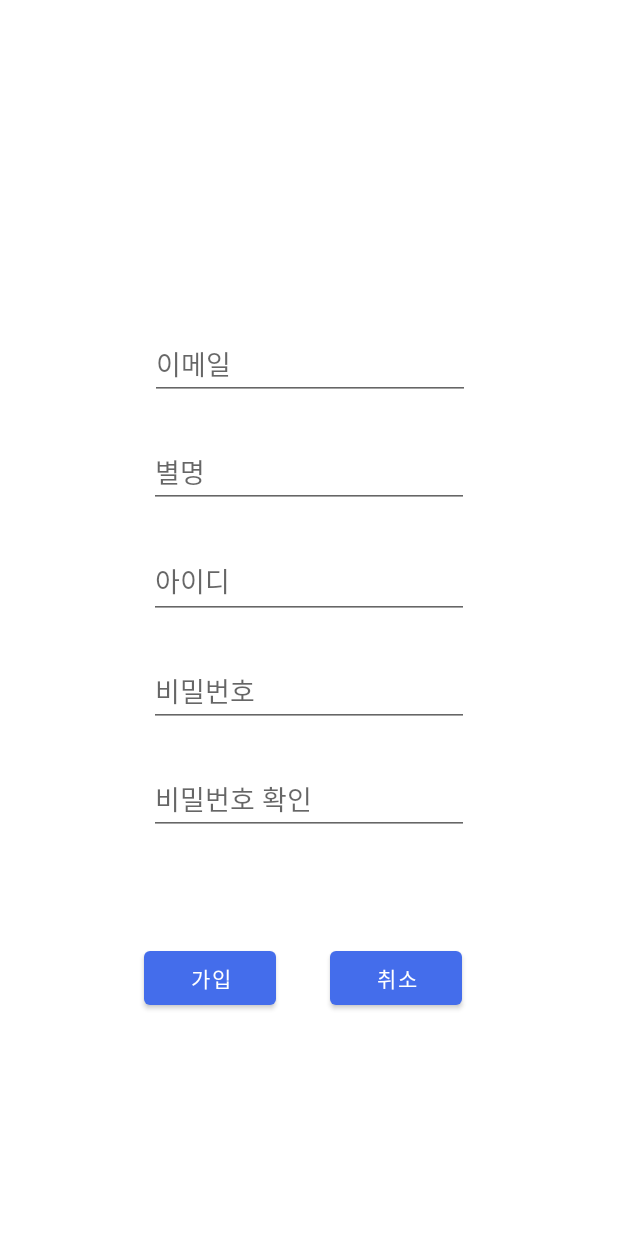
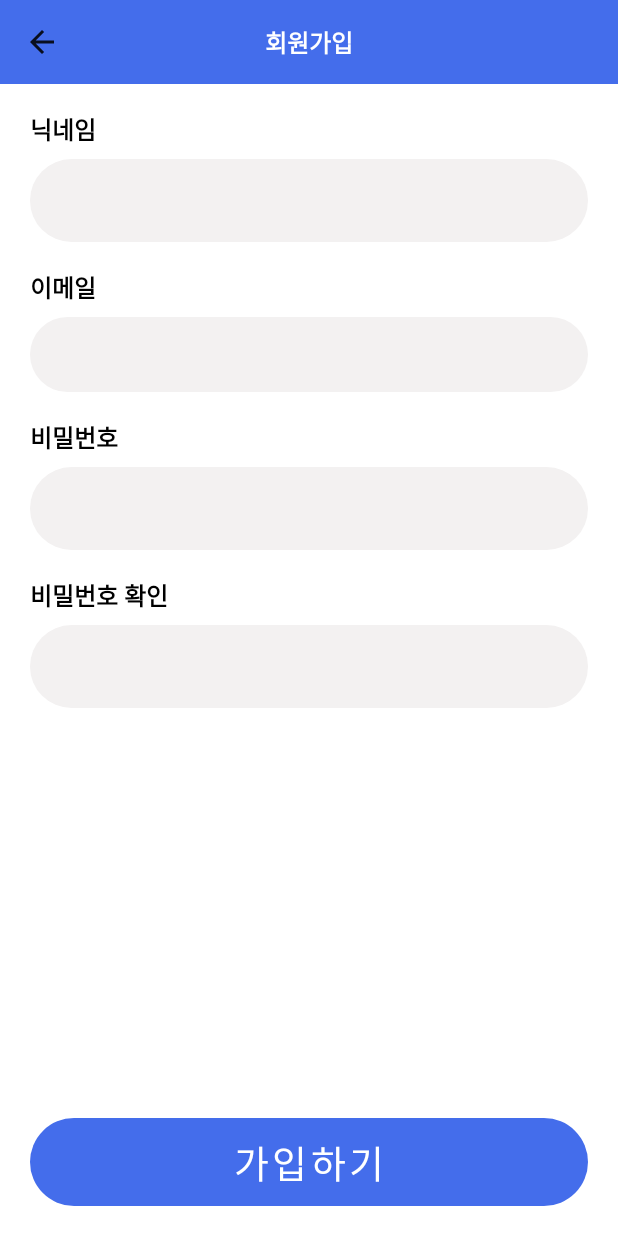
Before and after one commit to hyejunn/ImHome, an Android app: the SignupFragment screen opened through its navigation route, on a phone screen of 412 x 824 dp. Run offline under Robolectric (Android 15) with nearby library versions, the phone set to English and light mode, and no system bars; our stand-ins replace Firebase (no records; nobody signed in at launch, a user with empty details on screens opened directly), RxJava.

Commit message:
backpress
category sort


category sort2


category list 통일


checkbox 수정


Feed수정


.

```diff
--- a/app/src/main/java/com/apptive/android/imhome/feed/CategorySelectAdapter.kt
+++ b/app/src/main/java/com/apptive/android/imhome/feed/CategorySelectAdapter.kt
@@ -1,9 +1,11 @@
 package com.apptive.android.imhome.feed
 
+import android.graphics.Color
 import android.util.Log
 import android.view.ViewGroup
 import android.widget.CheckBox
 import androidx.constraintlayout.widget.ConstraintLayout
+import androidx.core.content.ContextCompat
 import androidx.core.view.setPadding
 import androidx.recyclerview.widget.RecyclerView
 import com.apptive.android.imhome.R
@@ -29,7 +31,7 @@ class CategorySelectAdapter:BaseAdapter<CategorySelectAdapter.CategorySelectView
                 setText(category)
 
                 setBackgroundResource(R.drawable.checkbox_custom)
-                //setButtonIcon(null)
+                setButtonDrawable(null)
                 setPadding(30,10,30,10)
                 //setMinWidth(50)
                 setLayoutParams(ConstraintLayout.LayoutParams(ConstraintLayout.LayoutParams.WRAP_CONTENT,ConstraintLayout.LayoutParams.WRAP_CONTENT))
--- a/app/src/main/java/com/apptive/android/imhome/feed/Feed.kt
+++ b/app/src/main/java/com/apptive/android/imhome/feed/Feed.kt
@@ -3,4 +3,4 @@ package com.apptive.android.imhome.feed
 import java.sql.Date
 
 
-data class Feed(val name:String, val date: java.util.Date?=java.util.Date(), val image:String?, val contents:String)
+data class Feed(val id:String,val name:String, val date: java.util.Date?=java.util.Date(), val image:String?, val contents:String, val category:String)
--- a/app/src/main/java/com/apptive/android/imhome/feed/FeedAdapter.kt
+++ b/app/src/main/java/com/apptive/android/imhome/feed/FeedAdapter.kt
@@ -14,7 +14,7 @@ import com.apptive.android.imhome.databinding.ItemFeedBinding
 import com.apptive.android.imhome.utility.DateUtility
 import java.util.*
 
-class FeedAdapter:BaseAdapter<RecyclerView.ViewHolder,Feed>() {
+class FeedAdapter(categoryList:List<String>):BaseAdapter<RecyclerView.ViewHolder,Feed>() {
 
 
     interface CategoryCallBackListener{
@@ -26,11 +26,12 @@ class FeedAdapter:BaseAdapter<RecyclerView.ViewHolder,Feed>() {
     }
 
     private var selectedCategory=mutableListOf<String>()
-    val sampleList=listOf("카테고리A","카테고리B","카테고리C")
+
 
     private val categoryAdapter=CategorySelectAdapter().apply{
         this.setSelectedCategory(selectedCategory)
-        refreshData(sampleList)
+
+        refreshData( categoryList)
     }
 
     override fun getItemViewType(position: Int): Int {
--- a/app/src/main/java/com/apptive/android/imhome/feed/FeedFragment.kt
+++ b/app/src/main/java/com/apptive/android/imhome/feed/FeedFragment.kt
@@ -1,10 +1,13 @@
 package com.apptive.android.imhome.feed
 
+import android.content.Context
 import android.os.Bundle
 import android.view.LayoutInflater
 import android.view.View
 import android.view.ViewGroup
 import android.widget.Toast
+import androidx.activity.OnBackPressedCallback
+import androidx.core.app.ActivityCompat
 import androidx.navigation.fragment.findNavController
 import androidx.navigation.fragment.navArgs
 import androidx.recyclerview.widget.LinearLayoutManager
@@ -13,10 +16,17 @@ import com.apptive.android.imhome.baseClass.BaseFragment
 import com.apptive.android.imhome.baseClass.RecyclerViewDecoration
 import com.apptive.android.imhome.databinding.FragmentFeedBinding
 import com.apptive.android.imhome.signup.NicknameInteractor
+import com.google.firebase.auth.FirebaseAuth
+import com.google.firebase.auth.ktx.auth
+import com.google.firebase.ktx.Firebase
 import java.util.*
 
 
 class FeedFragment:BaseFragment() {
+
+    private lateinit var callback: OnBackPressedCallback
+    private val auth: FirebaseAuth = Firebase.auth
+    private val currentUser=auth.currentUser
 
     private lateinit var binding: FragmentFeedBinding
     override fun onCreateView(
@@ -32,11 +42,20 @@ class FeedFragment:BaseFragment() {
         super.onViewCreated(view, savedInstanceState)
 
         val nickNameInteractor=NicknameInteractor()
+        if(currentUser==null){
+            Toast.makeText(requireContext(),"유저 아이디를 찾을 수 없습니다. 다시 로그인해주세요.",Toast.LENGTH_SHORT).show()
+            findNavController().popBackStack()
+        }else{
+            nickNameInteractor.getDocumentData(nickNameInteractor.ref.document(currentUser.uid))
+        }
+
         nickNameInteractor.publishData.subscribe {
-            if(it.isNotEmpty())  binding.feedNickname.setText(it.first())
+            if(it.isNotEmpty())  binding.feedNickname.setText("\' ${it.first().username} \' 님 환영해요!")
         }
         val deco= RecyclerViewDecoration(0,0,0,15,requireContext())
-        val adapter=FeedAdapter()
+        val categoryList=resources.getStringArray(R.array.categories).toMutableList()
+        categoryList.removeAt(0)
+        val adapter=FeedAdapter(categoryList)
         val feedInteractor=FeedInteractor()
         feedInteractor.getData(feedInteractor.ref)
         feedInteractor.publishData.subscribe {
@@ -50,8 +69,14 @@ class FeedFragment:BaseFragment() {
 
         adapter.setOnCategorySelectChanged(object:FeedAdapter.CategoryCallBackListener{
             override fun onCategorySelectChangeCallback(clickedItem: List<String>) {
-                Toast.makeText(requireContext(),clickedItem.toString(),Toast.LENGTH_SHORT).show()
                 //TODO(카테고리 선택 내용 올라옴)
+                if(clickedItem.isNotEmpty()){
+                    val query=feedInteractor.ref.whereIn("category",clickedItem)
+                    feedInteractor.getData(query)
+                }
+                else{
+                    feedInteractor.getData(feedInteractor.ref)
+                }
             }
         })
 
@@ -75,5 +100,24 @@ class FeedFragment:BaseFragment() {
             binding.feedContentsRecyclerVeiw.smoothScrollToPosition(0)
         }
 
+
+
+    }
+    //backpress구현
+    override fun onAttach(context: Context) {
+        super.onAttach(context)
+        callback = object : OnBackPressedCallback(true) {
+            override fun handleOnBackPressed() {
+                ActivityCompat.finishAffinity(requireActivity())
+                System.runFinalization();
+                System.exit(0);
+            }
+        }
+        requireActivity().onBackPressedDispatcher.addCallback(this,callback)
+    }
+
+    override fun onDetach() {
+        super.onDetach()
+        callback.remove()
     }
 }
--- a/app/src/main/java/com/apptive/android/imhome/feed/FeedInteractor.kt
+++ b/app/src/main/java/com/apptive/android/imhome/feed/FeedInteractor.kt
@@ -18,8 +18,11 @@ class FeedInteractor : BaseInteractor<Feed>() {
         val name=document["name"] as? String
         val date=document["date"] as? Timestamp
         val contents=document["contents"] as? String
+        val category=document["category"] as? String
 
-        val feed=Feed(name.toString(), date?.toDate(),null,contents.toString())
+        Log.d("checkforfor",category.toString())
+
+        val feed=Feed(id,name.toString(), date?.toDate(),null,contents.toString(),category.toString())
 
         return feed
     }
--- a/app/src/main/java/com/apptive/android/imhome/login/LoginFragment.kt
+++ b/app/src/main/java/com/apptive/android/imhome/login/LoginFragment.kt
@@ -47,7 +47,7 @@ class LoginFragment:BaseFragment() {
         if(currentUser!=null){
             //이거 나중에 런치 화면에서 체크해서 넘기기로
             Log.d("checfor","이미 로그인된 사용자 : ${currentUser.uid}")
-        //    findNavController().navigate(LoginFragmentDirections.actionLoginFragmentToFeedFragment(currentUser.uid))
+            findNavController().navigate(R.id.action_loginFragment_to_feedFragment)
 
         }
 
@@ -73,7 +73,7 @@ class LoginFragment:BaseFragment() {
 
                     val user = auth.currentUser
                     Log.d("checkfor", "signInWithEmail:success  | user : ${user?.uid}")
-                  //  findNavController().navigate(LoginFragmentDirections.actionLoginFragmentToFeedFragment(currentUser?.uid.toString()))
+                    findNavController().navigate(R.id.action_loginFragment_to_feedFragment)
                 } else {
                     // If sign in fails, display a message to the user.
                     Log.w("checkfor", "signInWithEmail:failure", task.exception)
--- a/app/src/main/java/com/apptive/android/imhome/signup/NicknameInteractor.kt
+++ b/app/src/main/java/com/apptive/android/imhome/signup/NicknameInteractor.kt
@@ -1,19 +1,20 @@
 package com.apptive.android.imhome.signup
 
+import android.provider.ContactsContract
 import com.apptive.android.imhome.baseClass.BaseInteractor
 import com.apptive.android.imhome.feed.Feed
 import com.google.firebase.Timestamp
 import com.google.firebase.firestore.DocumentSnapshot
 
-class NicknameInteractor : BaseInteractor<String>() {
+class NicknameInteractor : BaseInteractor<Username>() {
     override val collectionPath: String
-        get() = "userName"
+        get() = "username"
 
-    override fun parseData(document: DocumentSnapshot): String {
+    override fun parseData(document: DocumentSnapshot): Username {
 
         val id=document.getId()
         val name=document["username"] as? String
-        return name.toString()
+        return Username(name.toString())
     }
 
 
--- a/app/src/main/java/com/apptive/android/imhome/signup/SignupFragment.kt
+++ b/app/src/main/java/com/apptive/android/imhome/signup/SignupFragment.kt
@@ -8,6 +8,7 @@ import android.view.ViewGroup
 import android.widget.Button
 import android.widget.EditText
 import android.widget.Toast
+import androidx.appcompat.widget.Toolbar
 import androidx.navigation.fragment.findNavController
 import com.apptive.android.imhome.R
 import com.apptive.android.imhome.baseClass.BaseFragment
@@ -19,24 +20,25 @@ class SignupFragment:BaseFragment() {
         container: ViewGroup?,
         savedInstanceState: Bundle?
     ): View? {
+
+        val nicknameInteractor=NicknameInteractor()
         val rootView = inflater.inflate(R.layout.fragment_signup, container, false)
-        val buttonBack = rootView.findViewById<Button>(R.id.buttonbackSignup)
+       val toolbar=rootView.findViewById<Toolbar>(R.id.signupToolbar)
         val buttonJoin = rootView.findViewById<Button>(R.id.buttonJoinSignup)
         val ETnickname = rootView.findViewById<EditText>(R.id.nicknameSignup)
-        val ETid = rootView.findViewById<EditText>(R.id.idSignup)
         val ETpassword = rootView.findViewById<EditText>(R.id.passwordSignup)
         val ETpwck = rootView.findViewById<EditText>(R.id.pwckSignup)
         val ETemail=rootView.findViewById<EditText>(R.id.emailSignup)
-        buttonBack.setOnClickListener {
+        toolbar.setNavigationOnClickListener {
             findNavController().popBackStack()
         }
         buttonJoin.setOnClickListener {
             val nickname = ETnickname.text.toString()
-            val id = ETid.text.toString()
+
             val password = ETpassword.text.toString()
             val pwck = ETpwck.text.toString()
             val email=ETemail.text.toString()
-            if (nickname == "" || id == "" || password == "" || pwck == ""||email=="") {
+            if (nickname == "" || password == "" || pwck == ""||email=="") {
                 Toast.makeText(activity, "입력을 완료해주세요.", Toast.LENGTH_SHORT).show()
             }
 
@@ -55,6 +57,10 @@ class SignupFragment:BaseFragment() {
                         if(it.isSuccessful){
                             Toast.makeText(requireContext(),"회원가입 완료",Toast.LENGTH_SHORT).show()
                             findNavController().popBackStack()
+                            it.result.user?.uid
+                            if(it.result.user?.uid!=null) {
+                                nicknameInteractor.createDataWithId(it.result.user?.uid.toString(),Username(nickname))
+                            }
                         }else{
                         }
                     }.addOnFailureListener {
--- /dev/null
+++ b/app/src/main/java/com/apptive/android/imhome/signup/Username.kt
@@ -0,0 +1,3 @@
+package com.apptive.android.imhome.signup
+
+data class Username(val username:String)
--- a/app/src/main/java/com/apptive/android/imhome/write/WriteFragment.kt
+++ b/app/src/main/java/com/apptive/android/imhome/write/WriteFragment.kt
@@ -30,6 +30,7 @@ class WriteFragment: BaseFragment() {
         val ETcontent = rootView.findViewById<EditText>(R.id.writeContent)
         val image = rootView.findViewById<ImageView>(R.id.writeImageView)
         var categoryCK = false
+        var category:String=""
 
         val feedInteractor=FeedInteractor()
         feedInteractor.publishCreateSuccess.subscribe {
@@ -48,7 +49,7 @@ class WriteFragment: BaseFragment() {
             }
             else {
                 // db에 저장
-                val feed= Feed("닉네임1", Date(),null,content)
+                val feed= Feed("","닉네임1", Date(),null,content,category)
                 feedInteractor.createData(feed)
 
             }
@@ -74,17 +75,7 @@ class WriteFragment: BaseFragment() {
                 }
                 else {
                     categoryCK = true
-                    when(position) {
-                        1   ->  {
-
-                        }
-                        2   ->  {
-
-                        }
-                        3   ->  {
-
-                        }
-                    }
+                   category=items[position]
                 }
             }
 
--- a/app/src/main/res/layout/fragment_feed.xml
+++ b/app/src/main/res/layout/fragment_feed.xml
@@ -21,7 +21,8 @@
     <androidx.swiperefreshlayout.widget.SwipeRefreshLayout
         android:id="@+id/feedSwipeRefreshLayout"
         android:layout_width="match_parent"
-        android:layout_height="wrap_content"
+        android:layout_height="0dp"
+        app:layout_constraintBottom_toBottomOf="parent"
         app:layout_constraintEnd_toEndOf="parent"
         app:layout_constraintStart_toStartOf="parent"
         app:layout_constraintTop_toBottomOf="@+id/toolbar">
--- a/app/src/main/res/layout/fragment_signup.xml
+++ b/app/src/main/res/layout/fragment_signup.xml
@@ -8,80 +8,156 @@
 
     <EditText
         android:id="@+id/nicknameSignup"
-        android:layout_width="wrap_content"
+        android:layout_width="0dp"
         android:layout_height="wrap_content"
-        android:layout_marginBottom="24dp"
+        android:layout_marginStart="20dp"
+        android:layout_marginTop="8dp"
+        android:layout_marginEnd="20dp"
+        android:background="@drawable/drawable_r30"
+        android:backgroundTint="@color/bright_grey"
         android:ems="10"
-        android:hint="별명"
-        app:layout_constraintBottom_toTopOf="@+id/idSignup"
+        android:padding="15dp"
+        app:layout_constraintEnd_toEndOf="parent"
+        app:layout_constraintStart_toStartOf="parent"
+        app:layout_constraintTop_toBottomOf="@+id/textView2" />
+
+    <EditText
+        android:id="@+id/emailSignup"
+        android:layout_width="0dp"
+        android:layout_height="50dp"
+        android:layout_marginStart="20dp"
+        android:layout_marginTop="8dp"
+        android:layout_marginEnd="20dp"
+        android:background="@drawable/drawable_r30"
+        android:backgroundTint="@color/bright_grey"
+        android:ems="10"
+        android:padding="15dp"
+        app:layout_constraintEnd_toEndOf="parent"
+        app:layout_constraintStart_toStartOf="parent"
+        app:layout_constraintTop_toBottomOf="@+id/textView4" />
+
+    <EditText
+        android:id="@+id/passwordSignup"
+        android:layout_width="0dp"
+        android:layout_height="wrap_content"
+        android:layout_marginStart="20dp"
+        android:layout_marginTop="8dp"
+        android:layout_marginEnd="20dp"
+        android:background="@drawable/drawable_r30"
+        android:backgroundTint="@color/bright_grey"
+        android:ems="10"
+        android:padding="15dp"
+        app:layout_constraintEnd_toEndOf="parent"
+        app:layout_constraintStart_toStartOf="parent"
+        app:layout_constraintTop_toBottomOf="@+id/textView5" />
+
+    <EditText
+        android:id="@+id/pwckSignup"
+        android:layout_width="0dp"
+        android:layout_height="wrap_content"
+        android:layout_marginStart="20dp"
+        android:layout_marginTop="8dp"
+        android:layout_marginEnd="20dp"
+        android:background="@drawable/drawable_r30"
+        android:backgroundTint="@color/bright_grey"
+        android:ems="10"
+        android:padding="15dp"
+        app:layout_constraintEnd_toEndOf="parent"
+        app:layout_constraintStart_toStartOf="parent"
+        app:layout_constraintTop_toBottomOf="@+id/textView3" />
+
+
+    <Button
+        android:id="@+id/buttonJoinSignup"
+        android:layout_width="0dp"
+        android:layout_height="wrap_content"
+        android:layout_marginStart="20dp"
+        android:layout_marginEnd="20dp"
+        android:layout_marginBottom="20dp"
+        android:background="@drawable/drawable_r30"
+        android:text="가입하기"
+        android:textSize="25sp"
+        app:layout_constraintBottom_toBottomOf="parent"
         app:layout_constraintEnd_toEndOf="parent"
         app:layout_constraintStart_toStartOf="parent" />
 
-    <EditText
-        android:id="@+id/emailSignup"
+    <TextView
+        android:id="@+id/textView2"
         android:layout_width="wrap_content"
         android:layout_height="wrap_content"
-        android:layout_marginBottom="24dp"
-        android:ems="10"
-        android:hint="이메일"
-        app:layout_constraintBottom_toTopOf="@+id/nicknameSignup"
-        app:layout_constraintEnd_toEndOf="parent"
-        app:layout_constraintHorizontal_bias="0.502"
-        app:layout_constraintStart_toStartOf="parent" />
+        android:layout_marginStart="20dp"
+        android:layout_marginTop="18sp"
+        android:text="닉네임"
+        android:textColor="@color/black"
+        android:textSize="16sp"
+        android:textStyle="bold"
+        app:layout_constraintStart_toStartOf="parent"
+        app:layout_constraintTop_toBottomOf="@+id/signupToolbar" />
 
-    <EditText
-        android:id="@+id/idSignup"
-        android:layout_width="0dp"
-        android:layout_height="50dp"
-        android:layout_marginEnd="6dp"
-        android:layout_marginRight="6dp"
-        android:layout_marginBottom="24dp"
-        android:ems="10"
-        android:hint="아이디"
-        app:layout_constraintBottom_toTopOf="@+id/passwordSignup"
-        app:layout_constraintStart_toStartOf="@+id/nicknameSignup" />
-
-    <EditText
-        android:id="@+id/passwordSignup"
+    <TextView
+        android:id="@+id/textView3"
         android:layout_width="wrap_content"
         android:layout_height="wrap_content"
-        android:layout_marginBottom="24dp"
-        android:ems="10"
-        android:hint="비밀번호"
-        app:layout_constraintBottom_toTopOf="@+id/pwckSignup"
-        app:layout_constraintStart_toStartOf="@+id/idSignup" />
+        android:layout_marginStart="20dp"
+        android:layout_marginTop="18sp"
+        android:text="비밀번호 확인"
+        android:textColor="@color/black"
+        android:textSize="16sp"
+        android:textStyle="bold"
+        app:layout_constraintStart_toStartOf="parent"
+        app:layout_constraintTop_toBottomOf="@+id/passwordSignup" />
 
-    <EditText
-        android:id="@+id/pwckSignup"
+    <TextView
+        android:id="@+id/textView5"
         android:layout_width="wrap_content"
         android:layout_height="wrap_content"
-        android:layout_marginBottom="267dp"
-        android:ems="10"
-        android:hint="비밀번호 확인"
-        app:layout_constraintBottom_toBottomOf="parent"
-        app:layout_constraintStart_toStartOf="@+id/passwordSignup" />
+        android:layout_marginStart="20dp"
+        android:layout_marginTop="18sp"
+        android:text="비밀번호"
+        android:textColor="@color/black"
+        android:textSize="16sp"
+        android:textStyle="bold"
+        app:layout_constraintStart_toStartOf="parent"
+        app:layout_constraintTop_toBottomOf="@+id/emailSignup" />
 
-
-    <Button
-        android:id="@+id/buttonbackSignup"
+    <TextView
+        android:id="@+id/textView4"
         android:layout_width="wrap_content"
         android:layout_height="wrap_content"
-        android:layout_marginStart="36dp"
-        android:layout_marginLeft="36dp"
-        android:layout_marginTop="71dp"
-        android:text="취소"
-        app:layout_constraintStart_toEndOf="@+id/buttonJoinSignup"
-        app:layout_constraintTop_toBottomOf="@+id/pwckSignup" />
+        android:layout_marginStart="20dp"
+        android:layout_marginTop="18sp"
+        android:text="이메일"
+        android:textColor="@color/black"
+        android:textSize="16sp"
+        android:textStyle="bold"
+        app:layout_constraintStart_toStartOf="parent"
+        app:layout_constraintTop_toBottomOf="@+id/nicknameSignup" />
 
-    <Button
-        android:id="@+id/buttonJoinSignup"
+    <androidx.appcompat.widget.Toolbar
+        android:id="@+id/signupToolbar"
+        android:layout_width="0dp"
+        android:layout_height="wrap_content"
+        android:background="?attr/colorPrimary"
+        android:minHeight="?attr/actionBarSize"
+        android:theme="?attr/actionBarTheme"
+        app:layout_constraintEnd_toEndOf="parent"
+        app:layout_constraintHorizontal_bias="0.0"
+        app:layout_constraintStart_toStartOf="parent"
+        app:layout_constraintTop_toTopOf="parent"
+        app:navigationIcon="?attr/actionModeCloseDrawable" />
+
+    <TextView
+        android:id="@+id/textView6"
         android:layout_width="wrap_content"
         android:layout_height="wrap_content"
-        android:layout_marginStart="96dp"
-        android:layout_marginLeft="96dp"
-        android:text="가입"
-        app:layout_constraintBaseline_toBaselineOf="@+id/buttonbackSignup"
-        app:layout_constraintStart_toStartOf="parent" />
+        android:text="회원가입"
+        android:textColor="@color/white"
+        android:textSize="16sp"
+        android:textStyle="bold"
+        app:layout_constraintBottom_toBottomOf="@+id/signupToolbar"
+        app:layout_constraintEnd_toEndOf="@+id/signupToolbar"
+        app:layout_constraintStart_toStartOf="@+id/signupToolbar"
+        app:layout_constraintTop_toTopOf="@+id/signupToolbar" />
 
 
 </androidx.constraintlayout.widget.ConstraintLayout>
--- a/app/src/main/res/navigation/nav_graph.xml
+++ b/app/src/main/res/navigation/nav_graph.xml
@@ -2,7 +2,7 @@
 <navigation xmlns:android="http://schemas.android.com/apk/res/android"
     xmlns:app="http://schemas.android.com/apk/res-auto"
     android:id="@+id/nav_graph"
-    app:startDestination="@id/feedFragment">
+    app:startDestination="@id/loginFragment">
 
     <fragment
         android:id="@+id/feedFragment"
--- a/app/src/main/res/values/colors.xml
+++ b/app/src/main/res/values/colors.xml
@@ -9,4 +9,5 @@
     <color name="white">#FFFFFFFF</color>
     <color name="main">#446DEB</color>
     <color name="bright_grey">#F3F1F1</color>
+    <color name="clear">#00ff0000</color>
 </resources>
```
